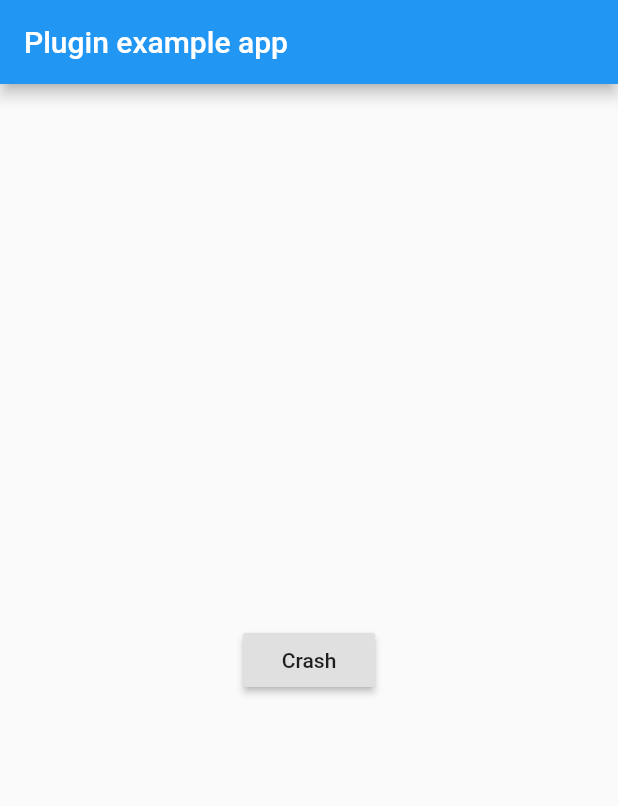
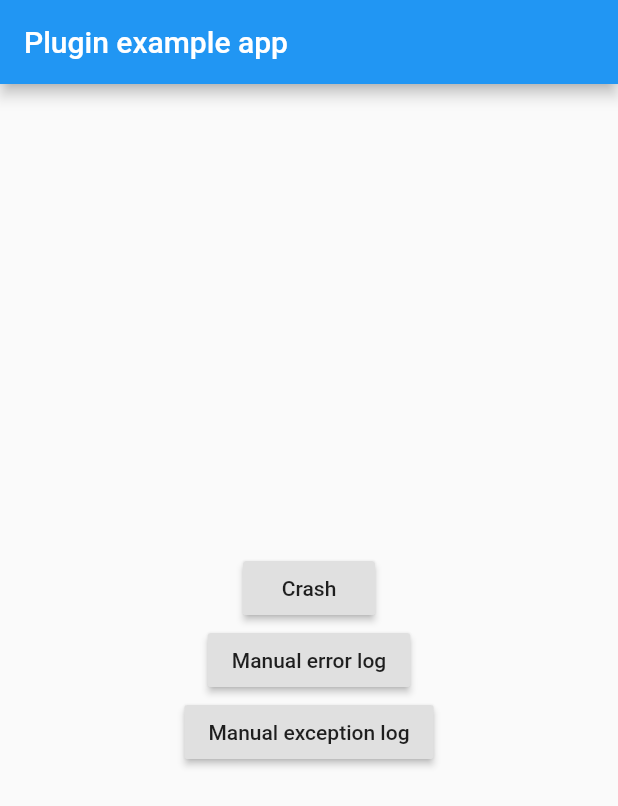
Before and after one commit to kiwi-bop/flutter_crashlytics, a Flutter app: the screen it shows after launch, after a tap on "Crash", on a phone screen of 412 x 824 dp. Shown: the top 806 px of the screen. Run offline on Flutter 3.47's test engine with Material 2 defaults, Android fonts, the phone set to English and light mode, and no system bars; our stand-ins replace stack_trace.

Commit message:
support manual log support dart Zone handler bump to 0.0.6

```diff
--- a/example/lib/main.dart
+++ b/example/lib/main.dart
@@ -1,11 +1,30 @@
+import 'dart:async';
+
 import 'package:flutter/material.dart';
 import 'package:flutter_crashlytics/flutter_crashlytics.dart';
 
 void main() {
-  FlutterError.onError = (FlutterErrorDetails details) async {
-    await FlutterCrashlytics().onError(details, forceCrash: false);
+  bool isInDebugMode = false;
+
+  FlutterError.onError = (FlutterErrorDetails details) {
+    if (isInDebugMode) {
+      // In development mode simply print to console.
+      FlutterError.dumpErrorToConsole(details);
+    } else {
+      // In production mode report to the application zone to report to
+      // Crashlytics.
+      Zone.current.handleUncaughtError(details.exception, details.stack);
+    }
   };
-  runApp(MyApp());
+
+  runZoned<Future<Null>>(() async {
+    runApp(MyApp());
+  }, onError: (error, stackTrace) async {
+    // Whenever an error occurs, call the `reportCrash` function. This will send
+    // Dart errors to our dev console or Crashlytics depending on the environment.
+    debugPrint(error.toString());
+    await FlutterCrashlytics().reportCrash(error, stackTrace, forceCrash: false);
+  });
 }
 
 class MyApp extends StatefulWidget {
@@ -28,10 +47,37 @@ class _MyAppState extends State<MyApp> {
             Center(
               child: RaisedButton(
                 onPressed: () {
-                  final crash = List()[20];
+                  final crash = List()[222];
                   debugPrint(crash);
                 },
                 child: Text('Crash'),
+              ),
+            ),
+            Center(
+              child: RaisedButton(
+                onPressed: () {
+                  try {
+                    final crash = List()[555];
+                    debugPrint(crash);
+                  } catch (error) {
+                    debugPrint(error.toString());
+                    FlutterCrashlytics().logCrash(error, error.stackTrace);
+                  }
+                },
+                child: Text('Manual error log'),
+              ),
+            ),
+            Center(
+              child: RaisedButton(
+                onPressed: () {
+                  try {
+                    throw new FormatException();
+                  } catch (exception, stack) {
+                    debugPrint(exception.toString());
+                    FlutterCrashlytics().logCrash(exception, stack);
+                  }
+                },
+                child: Text('Manual exception log'),
               ),
             ),
           ],
--- a/pubspec.yaml
+++ b/pubspec.yaml
@@ -1,6 +1,6 @@
 name: flutter_crashlytics
 description: Flutter plugin to enable Crashlytics reporting on Android and iOS, also offer the ability to add custom log and informations to the reports.
-version: 0.0.5
+version: 0.0.6
 author: jaumard <jimmy@kiwi-bop.com>
 homepage: https://github.com/kiwi-bop/flutter_crashlytics
 
@@ -10,7 +10,7 @@ dependencies:
     sdk: flutter
 
 environment:
-    sdk: ">=1.19.0 <3.0.0"
+    sdk: ">=2.0.0 <3.0.0"
 
 flutter:
   plugin:
```
Also changed, not shown: lib/flutter_crashlytics.dart (+22 -47 lines), 5 other files.
